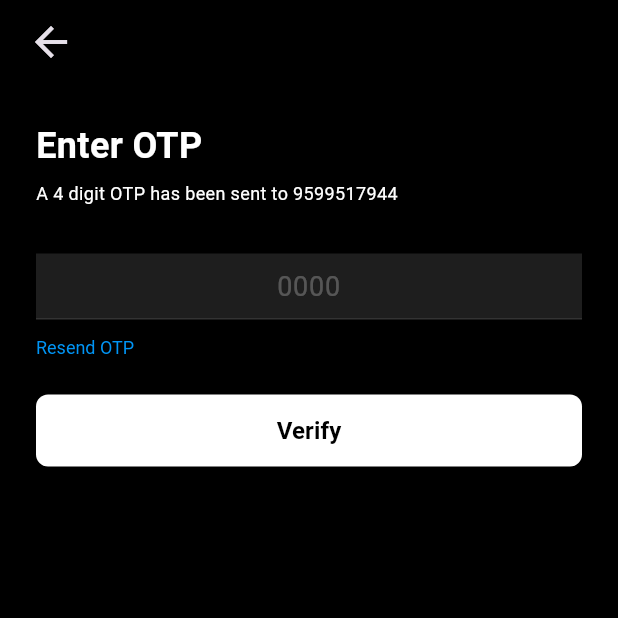
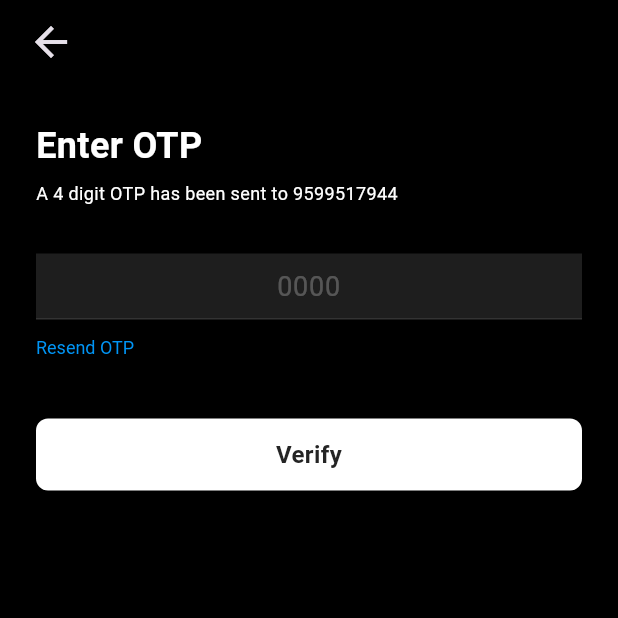
Before and after one commit to rahulsrivastava088/gear_up, a Flutter app: the screen it shows after launch, after a tap on "Get Started", after a tap on "Get OTP", on a phone screen of 412 x 824 dp, the top half of it. Run offline on Flutter 3.47's test engine with Material 2 defaults, Android fonts, the phone set to English and light mode, and no system bars; our stand-ins replace flutter_svg, go_router; Roboto replaces fonts that are missing (General Sans, Space Grotesk).

Commit message:
button pressing onBoarding

```diff
--- a/lib/view/onBoarding/commonUI/intro_page_get_started_button.dart
+++ b/lib/view/onBoarding/commonUI/intro_page_get_started_button.dart
@@ -1,21 +1,19 @@
 import 'package:flutter/material.dart';
-import 'package:gear_up/project/routes/app_route_constants.dart';
-import 'package:gear_up/utils/Strings.dart';
-import 'package:go_router/go_router.dart';
 
-class IntroPageGetStartedButton extends StatelessWidget {
-  const IntroPageGetStartedButton({super.key});
+class OnBoardingBigButton extends StatelessWidget {
+  final String text;
+  final Function onTap;
+
+  const OnBoardingBigButton(
+      {super.key, required this.text, required this.onTap});
 
   @override
   Widget build(BuildContext context) {
-    return Column(
-      children: [
-        Container(
+    return Container(
       margin: const EdgeInsets.symmetric(vertical: 16),
       child: InkWell(
         onTap: () {
-              GoRouter.of(context)
-                  .replaceNamed(RouteConstants.loginPageRouteName);
+          onTap();
         },
         child: Ink(
           width: double.infinity,
@@ -23,15 +21,15 @@
           padding: const EdgeInsets.symmetric(horizontal: 16, vertical: 12),
           decoration: ShapeDecoration(
             color: Colors.white,
-                shape: RoundedRectangleBorder(
-                    borderRadius: BorderRadius.circular(8)),
+            shape:
+                RoundedRectangleBorder(borderRadius: BorderRadius.circular(8)),
           ),
-              child: const Align(
+          child: Align(
             alignment: Alignment.center,
             child: Text(
-                  Strings.getStarted,
+              text,
               textAlign: TextAlign.center,
-                  style: TextStyle(
+              style: const TextStyle(
                 color: Color(0xFF242424),
                 fontSize: 16,
                 fontFamily: 'General Sans',
@@ -41,8 +39,6 @@
           ),
         ),
       ),
-        ),
-      ],
     );
   }
 }
--- a/lib/view/onBoarding/commonUI/onBoarding_big_button.dart
+++ b/lib/view/onBoarding/commonUI/onBoarding_big_button.dart
@@ -1,45 +1,56 @@
-import 'package:flutter/material.dart';
+// import 'package:flutter/material.dart';
 
-class OnBoardingBigButton extends StatelessWidget {
-  final String text;
-  final Function onTap;
-  const OnBoardingBigButton(
-      {super.key, required this.onTap, required this.text});
+// class OnBoardingBigButton extends StatelessWidget {
+//   final String text;
+//   final Function onTap;
+//   const OnBoardingBigButton(
+//       {super.key, required this.onTap, required this.text});
 
-  @override
-  Widget build(BuildContext context) {
-    return Column(
-      children: [
-        Container(
-          width: double.infinity,
-          // color: Colors.white,
-          height: 48,
-          // padding: const EdgeInsets.symmetric(horizontal: 16, vertical: 12),
-          decoration: ShapeDecoration(
-            color: Colors.white,
-            shape:
-                RoundedRectangleBorder(borderRadius: BorderRadius.circular(8)),
-          ),
-          child: Align(
-            alignment: Alignment.center,
-            child: TextButton(
-              // style: TextButton.styleFrom(backgroundColor: Colors.white),
-              onPressed: () {
-                onTap();
-              },
-              child: Text(
-                text,
-                style: const TextStyle(
-                  color: Colors.black,
-                  fontSize: 16,
-                  fontFamily: 'General Sans',
-                  fontWeight: FontWeight.bold,
-                ),
-              ),
-            ),
-          ),
-        ),
-      ],
-    );
-  }
-}
+//   @override
+//   Widget build(BuildContext context) {
+//     return ElevatedButton(
+//       onPressed: () {
+//         onTap();
+//       },
+//       style: ElevatedButton.styleFrom(
+//         backgroundColor: Colors.white,
+//         shape: RoundedRectangleBorder(borderRadius: BorderRadius.circular(8)),
+//       ),
+//       child: Text(
+//         text,
+//         style: const TextStyle(
+//           color: Colors.black,
+//           fontSize: 16,
+//           fontFamily: 'General Sans',
+//           fontWeight: FontWeight.bold,
+//         ),
+//       ),
+//     );
+//     // Container(
+//     //   width: double.infinity,
+//     //   height: 48,
+//     //   decoration: ShapeDecoration(
+//     //     color: Colors.white,
+//     //     shape:
+//     //         RoundedRectangleBorder(borderRadius: BorderRadius.circular(8)),
+//     //   ),
+//     //   child: Align(
+//     //     alignment: Alignment.center,
+//     //     child: TextButton(
+//     //       onPressed: () {
+//     //         onTap();
+//     //       },
+//     //       child: Text(
+//     //         text,
+//     //         style: const TextStyle(
+//     //           color: Colors.black,
+//     //           fontSize: 16,
+//     //           fontFamily: 'General Sans',
+//     //           fontWeight: FontWeight.bold,
+//     //         ),
+//     //       ),
+//     //     ),
+//     //   ),
+//     // ),
+//   }
+// }
--- a/lib/view/onBoarding/introScreens/intro_one_page.dart
+++ b/lib/view/onBoarding/introScreens/intro_one_page.dart
@@ -33,7 +33,13 @@
                       .pushNamed(RouteConstants.introPage2RouteName);
                 },
               ),
-              const IntroPageGetStartedButton()
+              OnBoardingBigButton(
+                text: Strings.getStarted,
+                onTap: () {
+                  GoRouter.of(context)
+                      .replaceNamed(RouteConstants.loginPageRouteName);
+                },
+              )
             ],
           ),
         ),
--- a/lib/view/onBoarding/login/otp_page.dart
+++ b/lib/view/onBoarding/login/otp_page.dart
@@ -2,6 +2,7 @@
 import 'package:gear_up/project/routes/app_route_constants.dart';
 import 'package:gear_up/utils/Strings.dart';
 import 'package:gear_up/view/onBoarding/commonUI/app_bar.dart';
+import 'package:gear_up/view/onBoarding/commonUI/intro_page_get_started_button.dart';
 import 'package:gear_up/view/onBoarding/commonUI/login_header_text.dart';
 import 'package:gear_up/view/onBoarding/commonUI/login_sub_header_text.dart';
 import 'package:gear_up/view/onBoarding/commonUI/otp_status_text.dart';
--- a/lib/view/onBoarding/profileSetUp/select_sports.dart
+++ b/lib/view/onBoarding/profileSetUp/select_sports.dart
@@ -2,10 +2,9 @@
 import 'package:gear_up/project/routes/app_route_constants.dart';
 import 'package:gear_up/utils/Strings.dart';
 import 'package:gear_up/view/onBoarding/commonUI/app_bar.dart';
-import 'package:gear_up/view/onBoarding/commonUI/back_icon.dart';
+import 'package:gear_up/view/onBoarding/commonUI/intro_page_get_started_button.dart';
 import 'package:gear_up/view/onBoarding/commonUI/login_header_text.dart';
 import 'package:gear_up/view/onBoarding/commonUI/login_sub_header_text.dart';
-import 'package:gear_up/view/onBoarding/commonUI/onBoarding_big_button.dart';
 import 'package:gear_up/view/onBoarding/commonUI/profile_set_up_sub_heading_text.dart';
 import 'package:gear_up/view/onBoarding/commonUI/select_sports_check_box.dart';
 import 'package:go_router/go_router.dart';
--- a/lib/view/onBoarding/profileSetUp/set_age.dart
+++ b/lib/view/onBoarding/profileSetUp/set_age.dart
@@ -5,6 +5,7 @@
 import 'package:gear_up/view/onBoarding/commonUI/back_icon.dart';
 import 'package:gear_up/view/onBoarding/commonUI/login_header_text.dart';
 import 'package:gear_up/view/onBoarding/commonUI/login_sub_header_text.dart';
+import 'package:gear_up/view/onBoarding/commonUI/intro_page_get_started_button.dart';
 import 'package:gear_up/view/onBoarding/commonUI/onBoarding_big_button.dart';
 import 'package:gear_up/view/onBoarding/commonUI/onboarding_custom_text_field.dart';
 import 'package:gear_up/view/onBoarding/commonUI/profile_set_up_sub_heading_text.dart';
--- a/lib/view/onBoarding/profileSetUp/set_gender.dart
+++ b/lib/view/onBoarding/profileSetUp/set_gender.dart
@@ -7,6 +7,7 @@
 import 'package:gear_up/view/onBoarding/commonUI/onBoarding_big_button.dart';
 import 'package:gear_up/view/onBoarding/commonUI/profile_set_up_sub_heading_text.dart';
 import 'package:gear_up/view/onBoarding/commonUI/select_level_check_box.dart';
+import 'package:gear_up/view/onBoarding/commonUI/intro_page_get_started_button.dart';
 
 class SetGenderScreen extends StatefulWidget {
   const SetGenderScreen({super.key});
--- a/lib/view/onBoarding/profileSetUp/set_level.dart
+++ b/lib/view/onBoarding/profileSetUp/set_level.dart
@@ -10,6 +10,7 @@
 import 'package:gear_up/view/onBoarding/commonUI/select_level.dart';
 import 'package:gear_up/view/onBoarding/commonUI/select_sports_check_box.dart';
 import 'package:go_router/go_router.dart';
+import 'package:gear_up/view/onBoarding/commonUI/intro_page_get_started_button.dart';
 
 class SetLevelScreen extends StatefulWidget {
   const SetLevelScreen({super.key});
--- a/lib/view/onBoarding/profileSetUp/set_name.dart
+++ b/lib/view/onBoarding/profileSetUp/set_name.dart
@@ -9,6 +9,7 @@
 import 'package:gear_up/view/onBoarding/commonUI/onBoarding_custom_text_field.dart';
 import 'package:gear_up/view/onBoarding/commonUI/profile_set_up_sub_heading_text.dart';
 import 'package:go_router/go_router.dart';
+import 'package:gear_up/view/onBoarding/commonUI/intro_page_get_started_button.dart';
 
 class SetNameScreen extends StatefulWidget {
   const SetNameScreen({super.key});
--- a/lib/view/onBoarding/profileSetUp/set_objective.dart
+++ b/lib/view/onBoarding/profileSetUp/set_objective.dart
@@ -2,13 +2,12 @@
 import 'package:gear_up/project/routes/app_route_constants.dart';
 import 'package:gear_up/utils/Strings.dart';
 import 'package:gear_up/view/onBoarding/commonUI/app_bar.dart';
-import 'package:gear_up/view/onBoarding/commonUI/back_icon.dart';
 import 'package:gear_up/view/onBoarding/commonUI/login_header_text.dart';
 import 'package:gear_up/view/onBoarding/commonUI/login_sub_header_text.dart';
-import 'package:gear_up/view/onBoarding/commonUI/onBoarding_big_button.dart';
 import 'package:gear_up/view/onBoarding/commonUI/profile_set_up_sub_heading_text.dart';
 import 'package:gear_up/view/onBoarding/commonUI/select_level_check_box.dart';
 import 'package:go_router/go_router.dart';
+import 'package:gear_up/view/onBoarding/commonUI/intro_page_get_started_button.dart';
 
 class SetObjectiveScreen extends StatefulWidget {
   const SetObjectiveScreen({super.key});
```
Also changed, not shown: lib/view/onBoarding/introScreens/intro_three_page.dart (+7 -1 lines), lib/view/onBoarding/introScreens/intro_two_page.dart (+7 -1 lines), 1 other file. Lines whose indentation alone changed are shown as unchanged.
